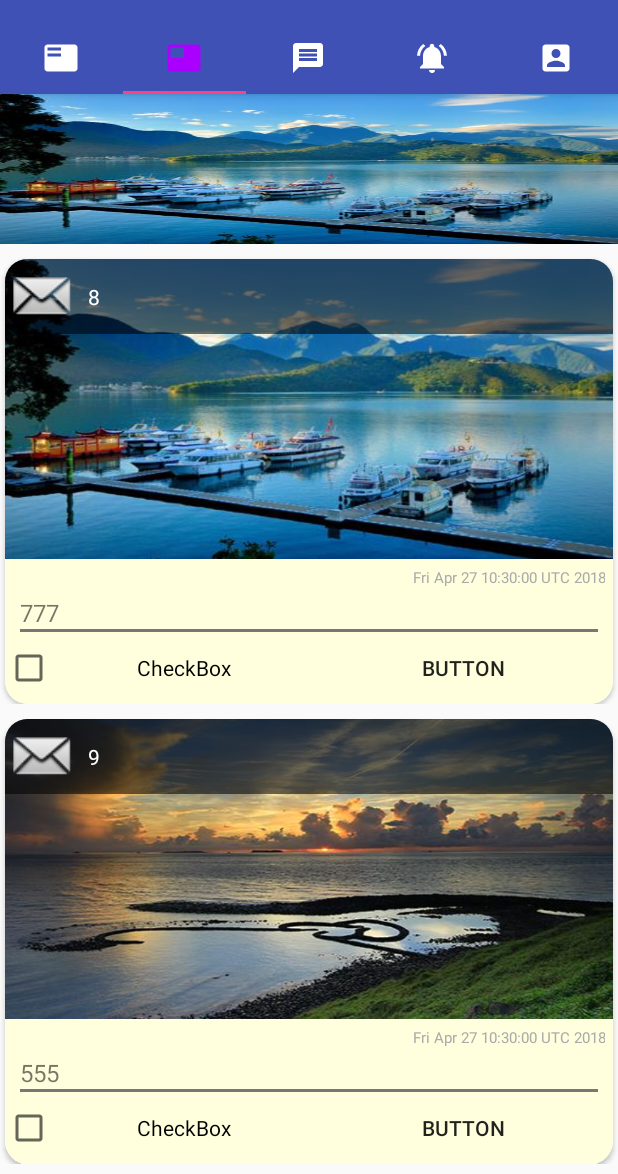
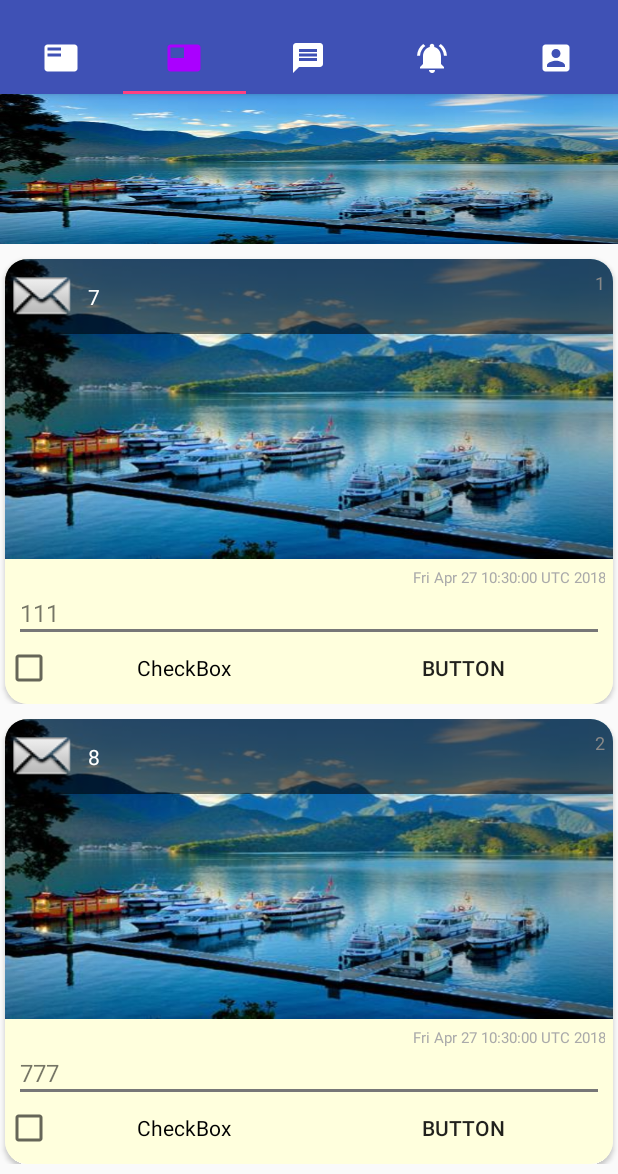
Before and after one commit to aseijuy1995/Master, an Android app: the screen it shows after launch (Master), tab 2 chosen, on a phone screen of 412 x 824 dp, the part 62-1236 px from its top. Run offline under Robolectric (Android 15) with nearby library versions, the phone set to English and light mode, and no system bars.

Commit message:
AE successed

```diff
--- a/app/src/main/java/nom/cp101/master/master/ArticleAdapter.java
+++ b/app/src/main/java/nom/cp101/master/master/ArticleAdapter.java
@@ -82,6 +82,8 @@ public class ArticleAdapter extends RecyclerView.Adapter<ArticleAdapter.ViewHold
             //將list存放各ArticleCourseData物件內的各文章資料取出顯示
             holder.ivHeadAE.setImageResource(articleCourseData.getArticleHeadImg());
             holder.tvHeadAE.setText(articleCourseData.getArticleHeadName());
+            holder.tvProject.setText(articleCourseData.getArticleProject());
+
             holder.ivPictureAE.setImageResource(articleCourseData.getArticleImg());
             holder.tvTime.setVisibility(View.GONE);
             holder.tvContentAE.setText(articleCourseData.getArticleContent());
@@ -105,7 +107,7 @@ public class ArticleAdapter extends RecyclerView.Adapter<ArticleAdapter.ViewHold
 
         CardView cvAE;
         ImageView ivHeadAE, ivPictureAE;
-        TextView tvHeadAE, tvTime, tvContentAE;
+        TextView tvHeadAE, tvProject, tvTime, tvContentAE;
         CheckBox cbAE;
 
         public ViewHolder(View itemView) {
@@ -114,8 +116,10 @@ public class ArticleAdapter extends RecyclerView.Adapter<ArticleAdapter.ViewHold
 
             cvAE = (CardView) itemView.findViewById(R.id.cvAE);
             ivHeadAE = (ImageView) itemView.findViewById(R.id.ivHeadAE);
+            tvHeadAE = (TextView) itemView.findViewById(R.id.tvHeadAE);
+            tvProject= (TextView) itemView.findViewById(R.id.tvProject);
+
             ivPictureAE = (ImageView) itemView.findViewById(R.id.ivPictureAE);
-            tvHeadAE = (TextView) itemView.findViewById(R.id.tvHeadAE);
             tvTime=(TextView)itemView.findViewById(R.id.tvTime);
             tvContentAE = (TextView) itemView.findViewById(R.id.tvContentAE);
             cbAE = (CheckBox) itemView.findViewById(R.id.cbAE);
--- a/app/src/main/java/nom/cp101/master/master/ArticleCourseData.java
+++ b/app/src/main/java/nom/cp101/master/master/ArticleCourseData.java
@@ -13,19 +13,23 @@ public class ArticleCourseData {
     int articleHeadImg;
     //發文者名
     String articleHeadName;
+    //文章類別
+    String articleProject;
+
     //發文者圖片
     int articleImg;
+    //文章內容
+    String articleContent;
     //文章讚
     int articleLaud;
-    //文章內容
-    String articleContent;
 
-    public ArticleCourseData(int articleHeadImg, String articleHeadName, int articleImg, int articleLaud, String articleContent) {
+    public ArticleCourseData(int articleHeadImg, String articleHeadName, String articleProject, int articleImg, String articleContent, int articleLaud) {
         this.articleHeadImg = articleHeadImg;
         this.articleHeadName = articleHeadName;
+        this.articleProject = articleProject;
         this.articleImg = articleImg;
+        this.articleContent = articleContent;
         this.articleLaud = articleLaud;
-        this.articleContent = articleContent;
     }
 
     public int getArticleHeadImg() {
@@ -44,12 +48,28 @@ public class ArticleCourseData {
         this.articleHeadName = articleHeadName;
     }
 
+    public String getArticleProject() {
+        return articleProject;
+    }
+
+    public void setArticleProject(String articleProject) {
+        this.articleProject = articleProject;
+    }
+
     public int getArticleImg() {
         return articleImg;
     }
 
     public void setArticleImg(int articleImg) {
         this.articleImg = articleImg;
+    }
+
+    public String getArticleContent() {
+        return articleContent;
+    }
+
+    public void setArticleContent(String articleContent) {
+        this.articleContent = articleContent;
     }
 
     public int getArticleLaud() {
@@ -59,12 +79,4 @@ public class ArticleCourseData {
     public void setArticleLaud(int articleLaud) {
         this.articleLaud = articleLaud;
     }
-
-    public String getArticleContent() {
-        return articleContent;
-    }
-
-    public void setArticleContent(String articleContent) {
-        this.articleContent = articleContent;
-    }
 }
--- a/app/src/main/java/nom/cp101/master/master/ArticleData.java
+++ b/app/src/main/java/nom/cp101/master/master/ArticleData.java
@@ -38,12 +38,12 @@ public class ArticleData {
 //        List articleCourseDataList = new ArrayList<>();
         List<ArticleCourseData> articleCourseDataList = new LinkedList();
 
-        articleCourseDataList.add(new ArticleCourseData(android.R.drawable.sym_action_email, "1",R.drawable.a1, 0, "111"));
-        articleCourseDataList.add(new ArticleCourseData(android.R.drawable.sym_action_email, "2",R.drawable.a1, 0, "777"));
-        articleCourseDataList.add(new ArticleCourseData(android.R.drawable.sym_action_email, "3",R.drawable.a2, 0, "555"));
-        articleCourseDataList.add(new ArticleCourseData(android.R.drawable.sym_action_email, "4",R.drawable.a2, 0, "111"));
-        articleCourseDataList.add(new ArticleCourseData(android.R.drawable.sym_action_email, "5",R.drawable.a3, 0, "222"));
-        articleCourseDataList.add(new ArticleCourseData(android.R.drawable.sym_action_email, "6",R.drawable.a3, 0, "333"));
+        articleCourseDataList.add(new ArticleCourseData(android.R.drawable.sym_action_email, "1","類別1",R.drawable.a1, "111" ,0));
+        articleCourseDataList.add(new ArticleCourseData(android.R.drawable.sym_action_email, "2","類別2",R.drawable.a1, "777",0));
+        articleCourseDataList.add(new ArticleCourseData(android.R.drawable.sym_action_email, "3","類別3",R.drawable.a2, "555",0));
+        articleCourseDataList.add(new ArticleCourseData(android.R.drawable.sym_action_email, "4","類別4",R.drawable.a2, "111",0));
+        articleCourseDataList.add(new ArticleCourseData(android.R.drawable.sym_action_email, "5","類別5",R.drawable.a3, "222",0));
+        articleCourseDataList.add(new ArticleCourseData(android.R.drawable.sym_action_email, "6","類別6",R.drawable.a3, "333",0));
 
         return articleCourseDataList;
     }
--- a/app/src/main/java/nom/cp101/master/master/ArticleGridViewAdapter.java
+++ b/app/src/main/java/nom/cp101/master/master/ArticleGridViewAdapter.java
@@ -6,6 +6,7 @@ import android.view.View;
 import android.view.ViewGroup;
 import android.widget.BaseAdapter;
 import android.widget.ImageView;
+import android.widget.LinearLayout;
 import android.widget.TextView;
 
 import java.util.List;
@@ -51,6 +52,7 @@ public class ArticleGridViewAdapter extends BaseAdapter {
         //依照position抓取顯示的專業類別內之數據
         ArticleGridViewData articleViewPagerData = articleViewPagerDataList.get(position);
 
+        LinearLayout layout_gridView=(LinearLayout)convertView.findViewById(R.id.layout_gridView);
 
         ImageView iv_gridView = (ImageView) convertView.findViewById(R.id.iv_gridView);
         TextView tv_gridView = (TextView) convertView.findViewById(R.id.tv_gridView);
--- a/app/src/main/java/nom/cp101/master/master/ExperienceAdapter.java
+++ b/app/src/main/java/nom/cp101/master/master/ExperienceAdapter.java
@@ -32,8 +32,7 @@ public class ExperienceAdapter extends RecyclerView.Adapter<ExperienceAdapter.Vi
     public ExperienceAdapter(Context context, FragmentManager fragmentManager) {
         this.context = context;
         this.fragmentManager = fragmentManager;
-        experienceArticleDataList=ExperienceData.takeExperienceArticleDataList();
-
+        experienceArticleDataList = ExperienceData.takeExperienceArticleDataList();
     }
 
     //依靠position置入相對的ViewType
@@ -59,7 +58,7 @@ public class ExperienceAdapter extends RecyclerView.Adapter<ExperienceAdapter.Vi
             holder.vp_experience.setAdapter(new ExperienceViewPagerFragmentStatePagerAdapter(fragmentManager));
 
             //剩下設置為心得文章顯示區
-        }else {
+        } else {
 
             view = LayoutInflater.from(context).inflate(R.layout.article_experience_item, parent, false);
 
@@ -81,11 +80,12 @@ public class ExperienceAdapter extends RecyclerView.Adapter<ExperienceAdapter.Vi
 //            Iterator iterator=((LinkedList)articleCourseDataList).descendingIterator();
 
             //因position=0時,因有置入gridView所以position需-1來帶入,否則會導致IndexOutOfBoundsException超出index的例外
-            ExperienceArticleData experienceArticleData=experienceArticleDataList.get(position);
+            ExperienceArticleData experienceArticleData = experienceArticleDataList.get(position-1);
 
             //將list存放各ArticleCourseData物件內的各文章資料取出顯示
             holder.ivHeadAE.setImageResource(experienceArticleData.getExperienceHeadImg());
             holder.tvHeadAE.setText(experienceArticleData.getExperienceHeadName());
+            holder.tvProject.setText(experienceArticleData.getExperienceproject());
             holder.ivPictureAE.setImageResource(experienceArticleData.getExperienceImg());
             //Date轉成String?
             //
@@ -100,7 +100,7 @@ public class ExperienceAdapter extends RecyclerView.Adapter<ExperienceAdapter.Vi
 
     @Override
     public int getItemCount() {
-        return 6;
+        return 1+experienceArticleDataList.size();
     }
 
 
@@ -110,7 +110,7 @@ public class ExperienceAdapter extends RecyclerView.Adapter<ExperienceAdapter.Vi
 
         CardView cvAE;
         ImageView ivHeadAE, ivPictureAE;
-        TextView tvHeadAE, tvTime, tvContentAE;
+        TextView tvHeadAE, tvProject, tvTime, tvContentAE;
         CheckBox cbAE;
 
         public ViewHolder(View itemView) {
@@ -119,9 +119,11 @@ public class ExperienceAdapter extends RecyclerView.Adapter<ExperienceAdapter.Vi
 
             cvAE = (CardView) itemView.findViewById(R.id.cvAE);
             ivHeadAE = (ImageView) itemView.findViewById(R.id.ivHeadAE);
+            tvHeadAE = (TextView) itemView.findViewById(R.id.tvHeadAE);
+            tvProject = (TextView) itemView.findViewById(R.id.tvProject);
+
             ivPictureAE = (ImageView) itemView.findViewById(R.id.ivPictureAE);
-            tvHeadAE = (TextView) itemView.findViewById(R.id.tvHeadAE);
-            tvTime=(TextView)itemView.findViewById(R.id.tvTime);
+            tvTime = (TextView) itemView.findViewById(R.id.tvTime);
             tvContentAE = (TextView) itemView.findViewById(R.id.tvContentAE);
             cbAE = (CheckBox) itemView.findViewById(R.id.cbAE);
         }
--- a/app/src/main/java/nom/cp101/master/master/ExperienceArticleData.java
+++ b/app/src/main/java/nom/cp101/master/master/ExperienceArticleData.java
@@ -12,22 +12,27 @@ public class ExperienceArticleData {
     int experienceHeadImg;
     //發文者名
     String experienceHeadName;
+    //文章類別
+    String experienceproject;
+
     //發文者圖片
     int experienceImg;
     //發文時間
     Date experienceTime;
+    //文章內容
+    String experienceContent;
     //文章讚
     int experienceLaud;
-    //文章內容
-    String experienceContent;
 
-    public ExperienceArticleData(int experienceHeadImg, String experienceHeadName, int experienceImg, Date experienceTime, int experienceLaud, String experienceContent) {
+
+    public ExperienceArticleData(int experienceHeadImg, String experienceHeadName, String experienceproject, int experienceImg, Date experienceTime, String experienceContent, int experienceLaud) {
         this.experienceHeadImg = experienceHeadImg;
         this.experienceHeadName = experienceHeadName;
+        this.experienceproject = experienceproject;
         this.experienceImg = experienceImg;
         this.experienceTime = experienceTime;
+        this.experienceContent = experienceContent;
         this.experienceLaud = experienceLaud;
-        this.experienceContent = experienceContent;
     }
 
     public int getExperienceHeadImg() {
@@ -46,6 +51,14 @@ public class ExperienceArticleData {
         this.experienceHeadName = experienceHeadName;
     }
 
+    public String getExperienceproject() {
+        return experienceproject;
+    }
+
+    public void setExperienceproject(String experienceproject) {
+        this.experienceproject = experienceproject;
+    }
+
     public int getExperienceImg() {
         return experienceImg;
     }
@@ -62,6 +75,14 @@ public class ExperienceArticleData {
         this.experienceTime = experienceTime;
     }
 
+    public String getExperienceContent() {
+        return experienceContent;
+    }
+
+    public void setExperienceContent(String experienceContent) {
+        this.experienceContent = experienceContent;
+    }
+
     public int getExperienceLaud() {
         return experienceLaud;
     }
@@ -69,12 +90,4 @@ public class ExperienceArticleData {
     public void setExperienceLaud(int experienceLaud) {
         this.experienceLaud = experienceLaud;
     }
-
-    public String getExperienceContent() {
-        return experienceContent;
-    }
-
-    public void setExperienceContent(String experienceContent) {
-        this.experienceContent = experienceContent;
-    }
 }
--- a/app/src/main/java/nom/cp101/master/master/ExperienceData.java
+++ b/app/src/main/java/nom/cp101/master/master/ExperienceData.java
@@ -10,37 +10,39 @@ import java.util.List;
  * Created by yujie on 2018/4/25.
  */
 
-//此類別為課程文章需呼叫的各method
+//此類別為心得文章需呼叫的各method
 public class ExperienceData{
-    static List experienceImgList;
 
-    //存著置在ExperienceViewPager內的ExperienceViewPagerData陣列
+    static List<ExperienceViewPagerData> experienceViewPagerDataList;
+    static List<ExperienceArticleData> experienceArticleDataList;
+
+    //db存著置在ExperienceViewPager內的ExperienceViewPagerData陣列
     public static List<ExperienceViewPagerData> takeExperienceViewPagerDataList() {
-        experienceImgList=new ArrayList<>();
+        experienceViewPagerDataList=new ArrayList<>();
 
-        experienceImgList.add(new ExperienceViewPagerData(R.drawable.a1));
-        experienceImgList.add(new ExperienceViewPagerData(R.drawable.a2));
-        experienceImgList.add(new ExperienceViewPagerData(R.drawable.a3));
-        experienceImgList.add(new ExperienceViewPagerData(R.drawable.a1));
-        experienceImgList.add(new ExperienceViewPagerData(R.drawable.a2));
-        experienceImgList.add(new ExperienceViewPagerData(R.drawable.a3));
+        experienceViewPagerDataList.add(new ExperienceViewPagerData(R.drawable.a1));
+        experienceViewPagerDataList.add(new ExperienceViewPagerData(R.drawable.a2));
+        experienceViewPagerDataList.add(new ExperienceViewPagerData(R.drawable.a3));
+        experienceViewPagerDataList.add(new ExperienceViewPagerData(R.drawable.a1));
+        experienceViewPagerDataList.add(new ExperienceViewPagerData(R.drawable.a2));
+        experienceViewPagerDataList.add(new ExperienceViewPagerData(R.drawable.a3));
 
-        return  experienceImgList;
+        return  experienceViewPagerDataList;
     }
 
 
-    //專業類別之名稱與圖示,將ArticleViewPagerProjectData的物件包裝成一個ArticleViewPagerData內的陣列便於呼叫
-    //回傳list為顯示於課程文章上ViewPager中
+    //db將ExperienceArticleData的物件包裝成一個ExperienceArticleDataList內的陣列便於呼叫
+    //回傳list為顯示於心得文章中
     public static final List<ExperienceArticleData> takeExperienceArticleDataList() {
 
-        List<ExperienceArticleData> experienceArticleDataList = new LinkedList();
+        experienceArticleDataList = new LinkedList();
 
-        experienceArticleDataList.add(new ExperienceArticleData(android.R.drawable.sym_action_email, "7",R.drawable.a1, new Date(),0, "111"));
-        experienceArticleDataList.add(new ExperienceArticleData(android.R.drawable.sym_action_email, "8",R.drawable.a1, new Date(),0, "777"));
-        experienceArticleDataList.add(new ExperienceArticleData(android.R.drawable.sym_action_email, "9",R.drawable.a2, new Date(),0, "555"));
-        experienceArticleDataList.add(new ExperienceArticleData(android.R.drawable.sym_action_email, "10",R.drawable.a2, new Date(),0, "111"));
-        experienceArticleDataList.add(new ExperienceArticleData(android.R.drawable.sym_action_email, "11",R.drawable.a3, new Date(),0, "222"));
-        experienceArticleDataList.add(new ExperienceArticleData(android.R.drawable.sym_action_email, "12",R.drawable.a3, new Date(),0, "333"));
+        experienceArticleDataList.add(new ExperienceArticleData(android.R.drawable.sym_action_email, "7","1",R.drawable.a1, new Date(), "111",0));
+        experienceArticleDataList.add(new ExperienceArticleData(android.R.drawable.sym_action_email, "8","2",R.drawable.a1, new Date(), "777",0));
+        experienceArticleDataList.add(new ExperienceArticleData(android.R.drawable.sym_action_email, "9","3",R.drawable.a2, new Date(), "555",0));
+        experienceArticleDataList.add(new ExperienceArticleData(android.R.drawable.sym_action_email, "10","4",R.drawable.a2, new Date(), "111",0));
+        experienceArticleDataList.add(new ExperienceArticleData(android.R.drawable.sym_action_email, "11","5",R.drawable.a3, new Date(), "222",0));
+        experienceArticleDataList.add(new ExperienceArticleData(android.R.drawable.sym_action_email, "12","6",R.drawable.a3, new Date(), "333",0));
 
         return experienceArticleDataList;
     }
--- a/app/src/main/res/layout/article_experience_item.xml
+++ b/app/src/main/res/layout/article_experience_item.xml
@@ -55,6 +55,17 @@
                         android:text="TextView"
                         android:textColor="#ffffff"
                         android:textSize="14sp" />
+
+                    <TextView
+                        android:id="@+id/tvProject"
+                        android:layout_width="wrap_content"
+                        android:layout_height="wrap_content"
+                        android:layout_margin="5dp"
+                        android:layout_weight="1"
+                        android:gravity="right"
+                        android:text="TextView"
+                        android:textColor="#888888"
+                        android:textSize="12sp" />
 
                 </LinearLayout>
 
--- a/app/src/main/res/layout/article_recyclerview_gridview_item.xml
+++ b/app/src/main/res/layout/article_recyclerview_gridview_item.xml
@@ -1,6 +1,6 @@
 <?xml version="1.0" encoding="utf-8"?>
 <LinearLayout xmlns:android="http://schemas.android.com/apk/res/android"
-    android:id="@+id/layout_gridview"
+    android:id="@+id/layout_gridView"
     android:layout_width="match_parent"
     android:layout_height="wrap_content"
     android:orientation="vertical">
```
